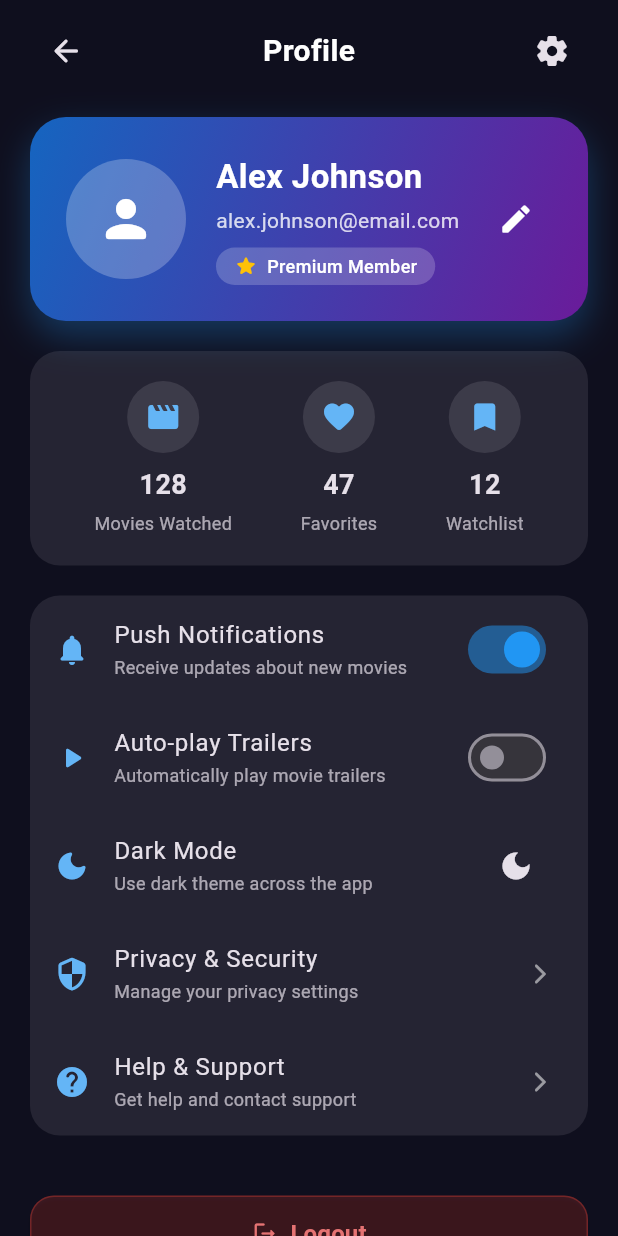
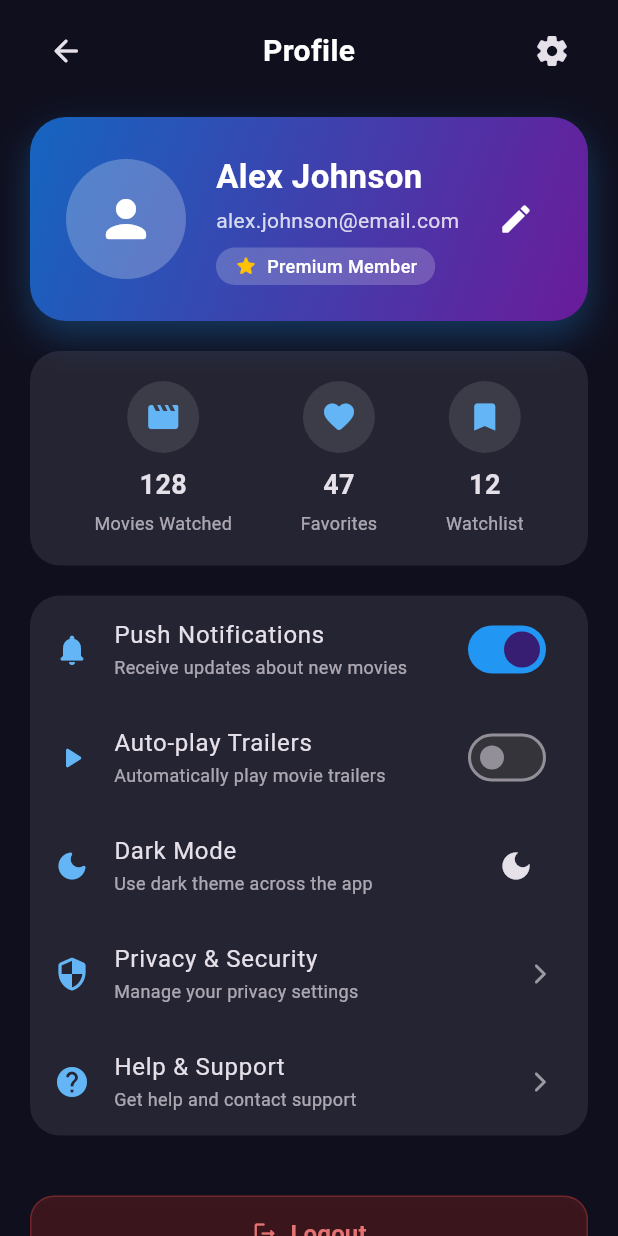
Before and after one commit to zanshere/movie_catalog_app, a Flutter app: the ProfileScreen screen opened by its route, on a phone screen of 412 x 824 dp. Run offline on Flutter 3.47's test engine with Material 3 defaults, Android fonts, the phone set to English and light mode, and no system bars; network calls fail.

```diff
--- a/lib/screens/movie_list_screen.dart
+++ b/lib/screens/movie_list_screen.dart
@@ -43,20 +43,20 @@ class _MovieListScreenState extends State<MovieListScreen> {
         title: Text(
           widget.title,
           style: TextStyle(
-            color: Theme.of(context).colorScheme.onBackground,
+            color: Theme.of(context).colorScheme.onSurface,
             fontSize: 20,
             fontWeight: FontWeight.bold,
           ),
         ),
         leading: IconButton(
-          icon: Icon(Icons.arrow_back, color: Theme.of(context).colorScheme.onBackground),
+          icon: Icon(Icons.arrow_back, color: Theme.of(context).colorScheme.onSurface),
           onPressed: () => Navigator.pop(context),
         ),
         actions: [
           IconButton(
             icon: Icon(
               widget.isDarkMode ? Icons.dark_mode : Icons.light_mode,
-              color: Theme.of(context).colorScheme.onBackground,
+              color: Theme.of(context).colorScheme.onSurface,
             ),
             onPressed: widget.onThemeToggle,
           ),
--- a/lib/screens/profile_screen.dart
+++ b/lib/screens/profile_screen.dart
@@ -31,7 +31,7 @@ class _ProfileScreenState extends State<ProfileScreen> {
             Text(
               'Logout',
               style: TextStyle(
-                color: Theme.of(context).colorScheme.onBackground,
+                color: Theme.of(context).colorScheme.onSurface,
                 fontSize: 20,
                 fontWeight: FontWeight.bold,
               ),
@@ -41,14 +41,14 @@ class _ProfileScreenState extends State<ProfileScreen> {
         content: Text(
           'Are you sure you want to logout from your account?',
           style: TextStyle(
-            color: Theme.of(context).colorScheme.onBackground.withOpacity(0.8),
+            color: Theme.of(context).colorScheme.onSurface.withValues(alpha: 0.8),
             fontSize: 14,
           ),
         ),
         actions: [
           TextButton(
             onPressed: () => Navigator.pop(context),
-            child: Text('Cancel', style: TextStyle(color: Theme.of(context).colorScheme.onBackground.withOpacity(0.7))),
+            child: Text('Cancel', style: TextStyle(color: Theme.of(context).colorScheme.onSurface.withValues(alpha: 0.7))),
           ),
           ElevatedButton(
             onPressed: () {
@@ -79,7 +79,7 @@ class _ProfileScreenState extends State<ProfileScreen> {
         borderRadius: BorderRadius.circular(24),
         boxShadow: [
           BoxShadow(
-            color: Colors.blue.withOpacity(0.3),
+            color: Colors.blue.withValues(alpha: 0.3),
             blurRadius: 20,
             offset: const Offset(0, 10),
           ),
@@ -112,13 +112,13 @@ class _ProfileScreenState extends State<ProfileScreen> {
                 const SizedBox(height: 4),
                 Text(
                   'alex.johnson@email.com',
-                  style: TextStyle(color: Colors.white.withOpacity(0.8)),
+                  style: TextStyle(color: Colors.white.withValues(alpha: 0.8)),
                 ),
                 const SizedBox(height: 8),
                 Container(
                   padding: const EdgeInsets.symmetric(horizontal: 12, vertical: 4),
                   decoration: BoxDecoration(
-                    color: Colors.white.withOpacity(0.2),
+                    color: Colors.white.withValues(alpha: 0.2),
                     borderRadius: BorderRadius.circular(20),
                   ),
                   child: const Row(
@@ -156,15 +156,15 @@ class _ProfileScreenState extends State<ProfileScreen> {
           Container(
             padding: const EdgeInsets.all(12),
             decoration: BoxDecoration(
-              color: Theme.of(context).colorScheme.onBackground.withOpacity(0.12),
+              color: Theme.of(context).colorScheme.onSurface.withValues(alpha: 0.12),
               shape: BoxShape.circle,
             ),
             child: Icon(icon, color: Colors.blue.shade300),
           ),
           const SizedBox(height: 8),
-          Text(count, style: TextStyle(color: Theme.of(context).colorScheme.onBackground, fontSize: 18, fontWeight: FontWeight.bold)),
+          Text(count, style: TextStyle(color: Theme.of(context).colorScheme.onSurface, fontSize: 18, fontWeight: FontWeight.bold)),
           const SizedBox(height: 4),
-          Text(label, style: TextStyle(color: Theme.of(context).colorScheme.onBackground.withOpacity(0.7), fontSize: 12)),
+          Text(label, style: TextStyle(color: Theme.of(context).colorScheme.onSurface.withValues(alpha: 0.7), fontSize: 12)),
         ],
       );
     }
@@ -173,7 +173,7 @@ class _ProfileScreenState extends State<ProfileScreen> {
       margin: const EdgeInsets.symmetric(horizontal: 20),
       padding: const EdgeInsets.all(20),
       decoration: BoxDecoration(
-        color: Theme.of(context).colorScheme.onBackground.withOpacity(0.1),
+        color: Theme.of(context).colorScheme.onSurface.withValues(alpha: 0.1),
         borderRadius: BorderRadius.circular(20),
       ),
       child: Row(
@@ -197,13 +197,13 @@ class _ProfileScreenState extends State<ProfileScreen> {
     }) {
       return ListTile(
         leading: Icon(icon, color: Colors.blue.shade300),
-        title: Text(title, style: TextStyle(color: Theme.of(context).colorScheme.onBackground)),
-        subtitle: Text(subtitle, style: TextStyle(color: Theme.of(context).colorScheme.onBackground.withOpacity(0.7), fontSize: 12)),
+        title: Text(title, style: TextStyle(color: Theme.of(context).colorScheme.onSurface)),
+        subtitle: Text(subtitle, style: TextStyle(color: Theme.of(context).colorScheme.onSurface.withValues(alpha: 0.7), fontSize: 12)),
         trailing: onChanged != null
             ? Switch.adaptive(
                 value: value!,
                 onChanged: onChanged,
-                activeColor: Colors.blue,
+                activeTrackColor: Colors.blue,
               )
             : const Icon(Icons.arrow_forward_ios_rounded, color: Colors.white54, size: 16),
       );
@@ -212,7 +212,7 @@ class _ProfileScreenState extends State<ProfileScreen> {
     return Container(
       margin: const EdgeInsets.all(20),
       decoration: BoxDecoration(
-        color: Theme.of(context).colorScheme.onBackground.withOpacity(0.1),
+        color: Theme.of(context).colorScheme.onSurface.withValues(alpha: 0.1),
         borderRadius: BorderRadius.circular(20),
       ),
       child: Column(
@@ -233,12 +233,12 @@ class _ProfileScreenState extends State<ProfileScreen> {
           ),
           ListTile(
             leading: Icon(Icons.dark_mode_rounded, color: Colors.blue.shade300),
-            title: Text('Dark Mode', style: TextStyle(color: Theme.of(context).colorScheme.onBackground)),
-            subtitle: Text('Use dark theme across the app', style: TextStyle(color: Theme.of(context).colorScheme.onBackground.withOpacity(0.7), fontSize: 12)),
+            title: Text('Dark Mode', style: TextStyle(color: Theme.of(context).colorScheme.onSurface)),
+            subtitle: Text('Use dark theme across the app', style: TextStyle(color: Theme.of(context).colorScheme.onSurface.withValues(alpha: 0.7), fontSize: 12)),
             trailing: IconButton(
               icon: Icon(
                 widget.isDarkMode ? Icons.dark_mode : Icons.light_mode,
-                color: Theme.of(context).colorScheme.onBackground,
+                color: Theme.of(context).colorScheme.onSurface,
               ),
               onPressed: widget.onThemeToggle,
             ),
@@ -264,9 +264,9 @@ class _ProfileScreenState extends State<ProfileScreen> {
       width: double.infinity,
       child: ElevatedButton.icon(
         style: ElevatedButton.styleFrom(
-          backgroundColor: Colors.red.withOpacity(0.2),
+          backgroundColor: Colors.red.withValues(alpha: 0.2),
           foregroundColor: Colors.red.shade300,
-          side: BorderSide(color: Colors.red.withOpacity(0.3)),
+          side: BorderSide(color: Colors.red.withValues(alpha: 0.3)),
           shape: RoundedRectangleBorder(borderRadius: BorderRadius.circular(16)),
           padding: const EdgeInsets.symmetric(vertical: 14),
         ),
@@ -292,7 +292,7 @@ class _ProfileScreenState extends State<ProfileScreen> {
                 child: Row(
                   children: [
                     IconButton(
-                      icon: Icon(Icons.arrow_back_rounded, color: Theme.of(context).colorScheme.onBackground),
+                      icon: Icon(Icons.arrow_back_rounded, color: Theme.of(context).colorScheme.onSurface),
                       onPressed: () => Navigator.pop(context),
                     ),
                     const Expanded(
@@ -304,7 +304,7 @@ class _ProfileScreenState extends State<ProfileScreen> {
                       ),
                     ),
                     IconButton(
-                      icon: Icon(Icons.settings_rounded, color: Theme.of(context).colorScheme.onBackground),
+                      icon: Icon(Icons.settings_rounded, color: Theme.of(context).colorScheme.onSurface),
                       onPressed: () {},
                     ),
                   ],
--- a/lib/widgets/movie_card.dart
+++ b/lib/widgets/movie_card.dart
@@ -224,7 +224,7 @@ class MovieCard extends StatelessWidget {
                             vertical: 2,
                           ),
                           decoration: BoxDecoration(
-                            color: Colors.blue.withOpacity(0.2),
+                            color: Colors.blue.withValues(alpha: 0.2),
                             borderRadius: BorderRadius.circular(4),
                           ),
                           child: Text(
```
Also changed, not shown: lib/screens/detail_screen.dart (+16 -16 lines), lib/screens/favorites_screen.dart (+11 -11 lines), lib/screens/home_screen.dart (+4 -4 lines), lib/screens/search_screen.dart (+15 -15 lines).
